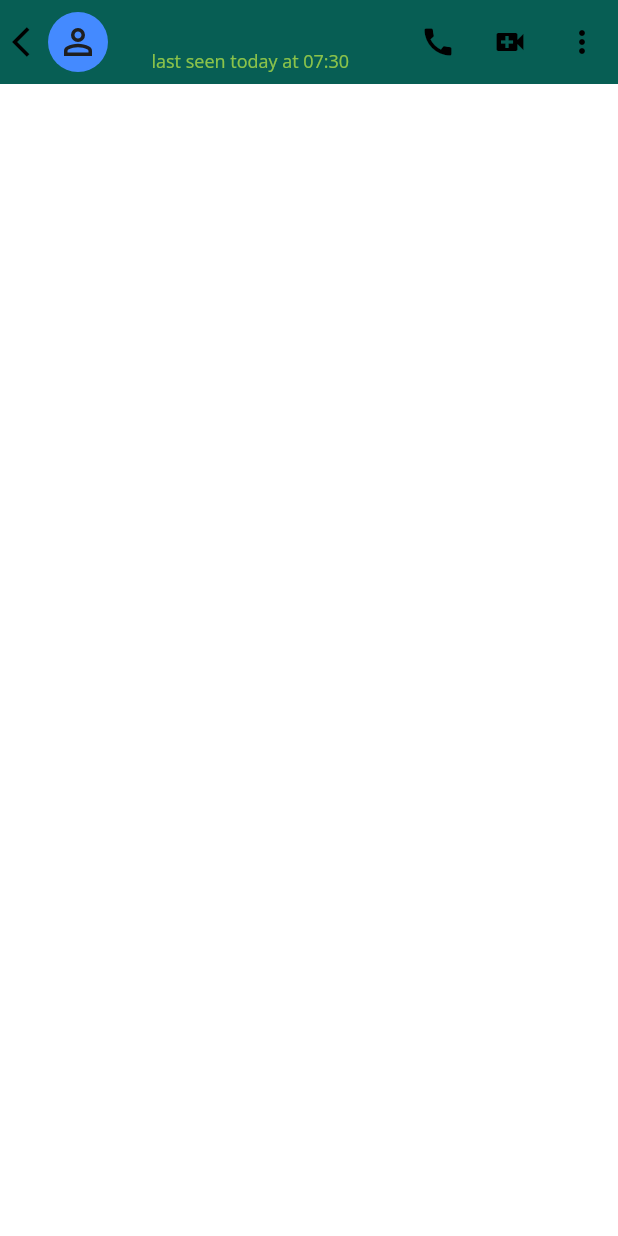
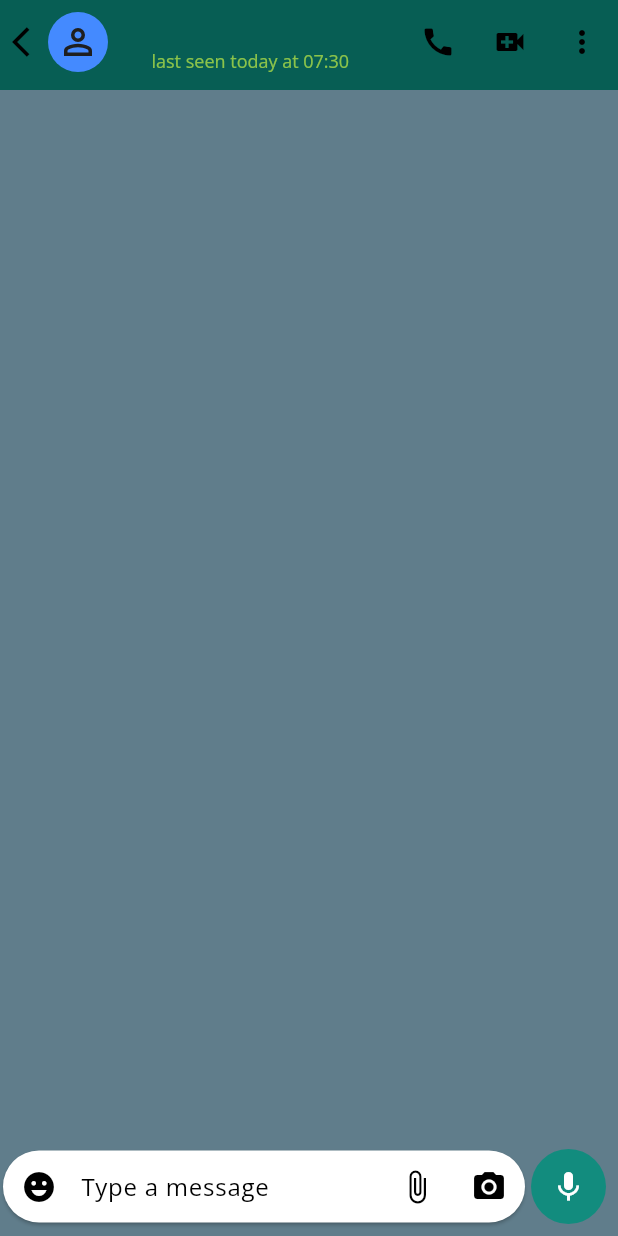
Before and after one commit to ThanhTinhHenryy/Vortex-flutter-chat-app-without-firebase, a Flutter app: the IndividualChatPage screen opened directly with empty values, on a phone screen of 412 x 824 dp. Run offline on Flutter 3.47's test engine with Material 3 defaults, Android fonts, the phone set to English and light mode, and no system bars; our stand-ins replace flutter_svg.

Commit message:
individual: input

```diff
--- a/lib/Pages/IndividualChatPage.dart
+++ b/lib/Pages/IndividualChatPage.dart
@@ -14,7 +14,10 @@ class _IndividualChatPageState extends State<IndividualChatPage> {
   @override
   Widget build(BuildContext context) {
     return Scaffold(
-      appBar: AppBar(
+      backgroundColor: Colors.blueGrey,
+      appBar: PreferredSize(
+        preferredSize: Size.fromHeight(60),
+        child: AppBar(
           leadingWidth: 80,
           // titleSpacing: 0,
           backgroundColor: Color(0xFF075E54),
@@ -98,6 +101,75 @@ class _IndividualChatPageState extends State<IndividualChatPage> {
             ),
           ],
         ),
+      ),
+      body: Container(
+        height: MediaQuery.of(context).size.height,
+        width: MediaQuery.of(context).size.width,
+        child: Stack(
+          children: [
+            ListView(),
+            Align(
+              alignment: Alignment.bottomCenter,
+              child: Row(
+                children: [
+                  Container(
+                    width: MediaQuery.of(context).size.width - 60,
+                    child: Card(
+                      margin: EdgeInsets.only(left: 2, right: 2, bottom: 8),
+                      shape: RoundedRectangleBorder(
+                        borderRadius: BorderRadius.circular(25),
+                      ),
+                      child: TextFormField(
+                        textAlignVertical: TextAlignVertical.center,
+                        keyboardType: TextInputType.multiline,
+                        maxLines: 5,
+                        minLines: 1,
+                        decoration: InputDecoration(
+                          border: InputBorder.none,
+                          hintText: "Type a message",
+                          prefixIcon: IconButton(
+                            onPressed: () {},
+                            icon: Icon(Icons.emoji_emotions),
+                          ),
+                          suffixIcon: Row(
+                            mainAxisSize: MainAxisSize.min,
+                            children: [
+                              IconButton(
+                                onPressed: () {},
+                                icon: Icon(Icons.attach_file),
+                              ),
+                              IconButton(
+                                onPressed: () {},
+                                icon: Icon(Icons.camera_alt),
+                              ),
+                            ],
+                          ),
+                          contentPadding: EdgeInsets.all(5),
+                        ),
+                      ),
+                    ),
+                  ),
+                  Padding(
+                    padding: const EdgeInsets.only(
+                      bottom: 8.0,
+                      right: 2,
+                      left: 2,
+                    ),
+                    child: CircleAvatar(
+                      radius: 25,
+                      backgroundColor: Color(0xFF128C7E),
+                      child: IconButton(
+                        onPressed: () {},
+                        icon: Icon(Icons.mic, color: Colors.white),
+                      ),
+                    ),
+                  ),
+                ],
+              ),
+            ),
+          ],
+        ),
+      ),
     );
   }
 }
```
Lines whose indentation alone changed are shown as unchanged.
